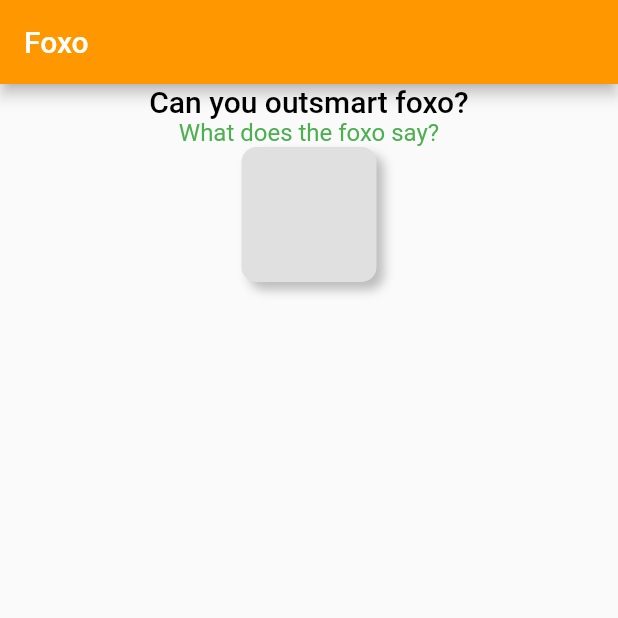
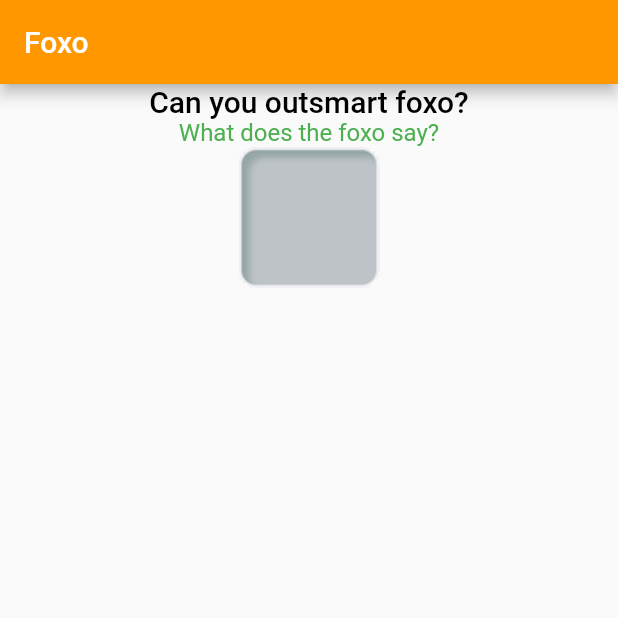
Before and after one commit to ScottBouloutian/foxo, a Flutter app: the screen it shows after launch, on a phone screen of 412 x 824 dp, the top half of it. Run offline on Flutter 3.47's test engine with Material 2 defaults, Android fonts, the phone set to English and light mode, and no system bars.

```diff
--- a/lib/cell.dart
+++ b/lib/cell.dart
@@ -2,22 +2,6 @@ import 'package:flutter/material.dart';
 
 class Cell extends StatelessWidget {
     @override Widget build(BuildContext context) {
-        return new Container(
-            decoration: new BoxDecoration(
-                borderRadius: new BorderRadius.all(
-                    Radius.circular(10.0),
-                ),
-                boxShadow: [
-                    new BoxShadow(
-                        color: Colors.grey[400],
-                        offset: new Offset(5.0, 5.0),
-                        blurRadius: 5.0,
-                    )
-                ],
-                color: Colors.grey[300],
-            ),
-            height: 90.0,
-            width: 90.0,
-        );
+        return new Image(image: AssetImage('images/cell.png'));
     }
 }
--- a/pubspec.yaml
+++ b/pubspec.yaml
@@ -40,10 +40,8 @@ flutter:
   # the material Icons class.
   uses-material-design: true
 
-  # To add assets to your application, add an assets section, like this:
-  # assets:
-  #  - images/a_dot_burr.jpeg
-  #  - images/a_dot_ham.jpeg
+  assets:
+   - images/
 
   # An image asset can refer to one or more resolution-specific "variants", see
   # https://flutter.dev/assets-and-images/#resolution-aware.
```
Also changed, not shown: images/cell.png (added), 2 other files.
